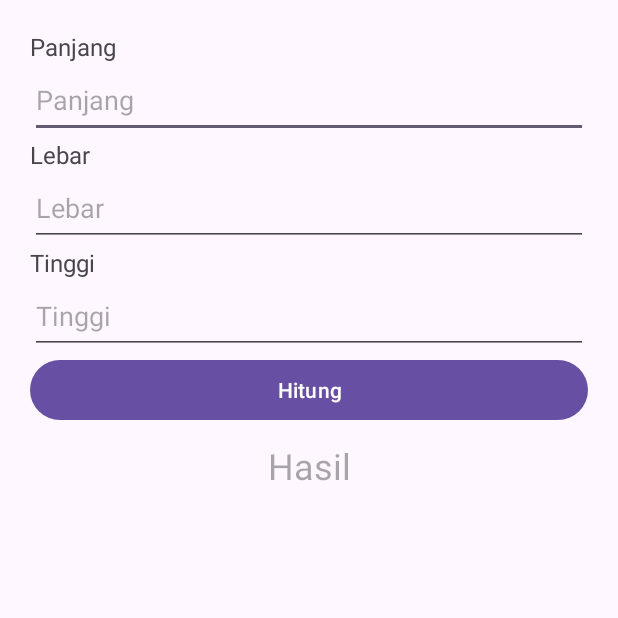
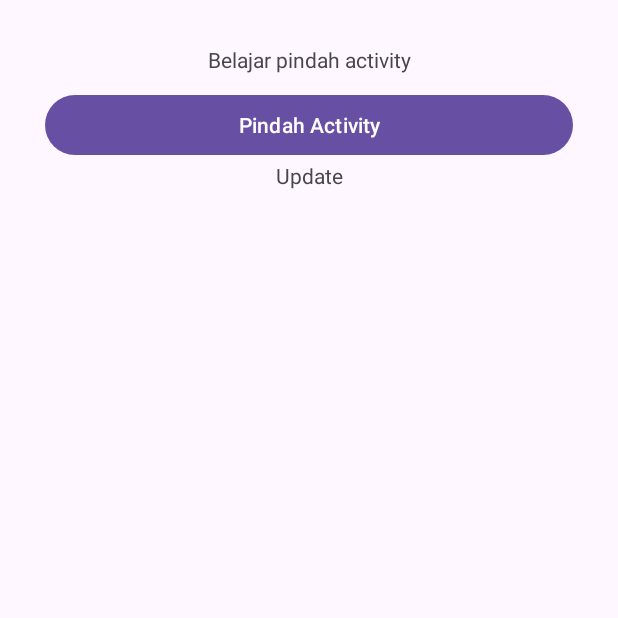
Before and after one commit to lenilestari/BelajarKotlin, an Android app: the screen it shows after launch (MainActivity before the commit, BelajarPindahActivity after it), on a phone screen of 412 x 824 dp, the top half of it. Run offline under Robolectric (Android 15) with nearby library versions, the phone set to English and light mode, and no system bars.

Commit message:
Update terbaru

```diff
--- /dev/null
+++ b/app/src/main/java/com/example/belajarkotlin/BelajarPindahActivity.kt
@@ -0,0 +1,28 @@
+package com.example.belajarkotlin
+
+import android.content.Intent
+import androidx.appcompat.app.AppCompatActivity
+import android.os.Bundle
+import android.view.View
+import android.widget.Button
+
+class BelajarPindahActivity : AppCompatActivity(), View.OnClickListener {
+    override fun onCreate(savedInstanceState: Bundle?) {
+        super.onCreate(savedInstanceState)
+        setContentView(R.layout.activity_belajar_pindah)
+
+        val moveActivity: Button = findViewById(R.id.btn_moveActivity)
+        moveActivity.setOnClickListener(this)
+
+    }
+
+    override fun onClick(view: View?) {
+
+        when (view?.id) {
+            R.id.btn_moveActivity -> {
+                val moveIntent = Intent(this@BelajarPindahActivity, MoveActivitty::class.java)
+                startActivity(moveIntent)
+            }
+        }
+    }
+}
--- /dev/null
+++ b/app/src/main/res/layout/activity_belajar_pindah.xml
@@ -0,0 +1,44 @@
+<?xml version="1.0" encoding="utf-8"?>
+<LinearLayout xmlns:android="http://schemas.android.com/apk/res/android"
+    xmlns:app="http://schemas.android.com/apk/res-auto"
+    xmlns:tools="http://schemas.android.com/tools"
+    android:layout_width="match_parent"
+    android:layout_height="match_parent"
+    android:orientation="horizontal"
+    android:padding="30dp"
+    tools:context=".BelajarPindahActivity">
+
+    <LinearLayout
+        android:layout_width="match_parent"
+        android:layout_height="wrap_content"
+        android:orientation="vertical">
+
+        <TextView
+            android:id="@+id/textView"
+            android:layout_width="match_parent"
+            android:layout_height="wrap_content"
+            android:layout_marginBottom="10dp"
+            android:layout_weight="1"
+            android:gravity="center"
+            android:text="Belajar pindah activity" />
+
+        <Button
+            android:id="@+id/btn_moveActivity"
+            android:layout_width="match_parent"
+            android:layout_height="wrap_content"
+            android:layout_weight="1"
+            android:text="Pindah Activity" />
+
+        <TextView
+            android:id="@+id/textView3"
+            android:layout_width="match_parent"
+            android:layout_height="wrap_content"
+            android:layout_weight="1"
+            android:gravity="center"
+            android:text="Update" />
+
+
+    </LinearLayout>
+
+
+</LinearLayout>
--- a/app/src/main/res/layout/activity_main.xml
+++ b/app/src/main/res/layout/activity_main.xml
@@ -71,9 +71,9 @@
         android:layout_width="match_parent"
         android:layout_height="wrap_content"
         android:gravity="center"
+        android:hint="Hasil"
         android:padding="10dp"
-        android:textSize="24sp"
-        android:hint="Hasil"/>
+        android:textSize="24sp" />
 
 
 </LinearLayout>
```
Also changed, not shown: app/src/main/AndroidManifest.xml (+13 -1 lines), app/src/main/java/com/example/belajarkotlin/MoveActivitty.kt (added, +11 -0 lines), app/src/main/res/layout/activity_move_activitty.xml (added, +25 -0 lines), app/src/main/res/values/strings.xml (+14 -0 lines).
